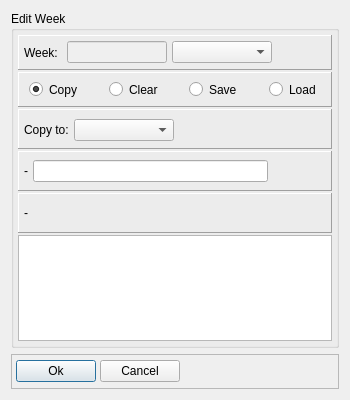
Qt form dialog_week_copy.ui (Tria-Andy/WorkoutEditor) before a commit.
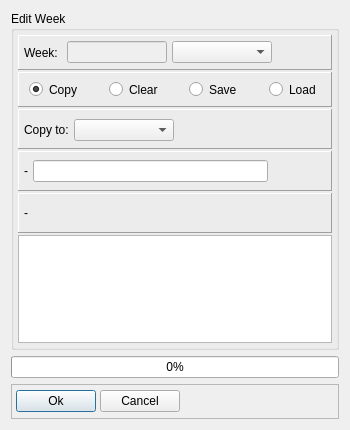
The same form after that commit. Icons and pictures are not drawn.

What changed in the file:
```diff
--- a/dialog_week_copy.ui
+++ b/dialog_week_copy.ui
@@ -7,7 +7,7 @@
     <x>0</x>
     <y>0</y>
     <width>350</width>
-    <height>400</height>
+    <height>430</height>
    </rect>
   </property>
   <property name="maximumSize">
@@ -431,6 +431,16 @@
      </layout>
     </widget>
    </item>
+   <item>
+    <widget class="QProgressBar" name="progressBar_copy">
+     <property name="value">
+      <number>0</number>
+     </property>
+     <property name="alignment">
+      <set>Qt::AlignJustify|Qt::AlignVCenter</set>
+     </property>
+    </widget>
+   </item>
    <item>
     <widget class="QFrame" name="frame">
      <property name="sizePolicy">
```
